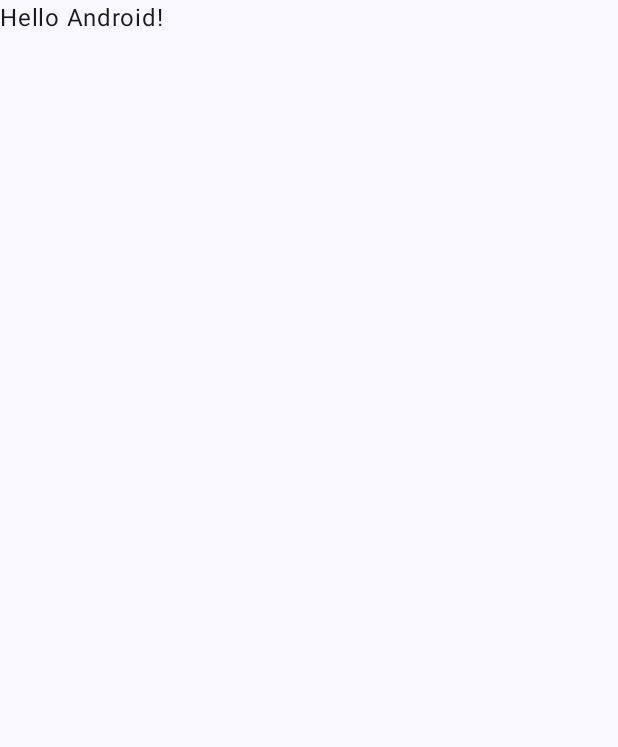
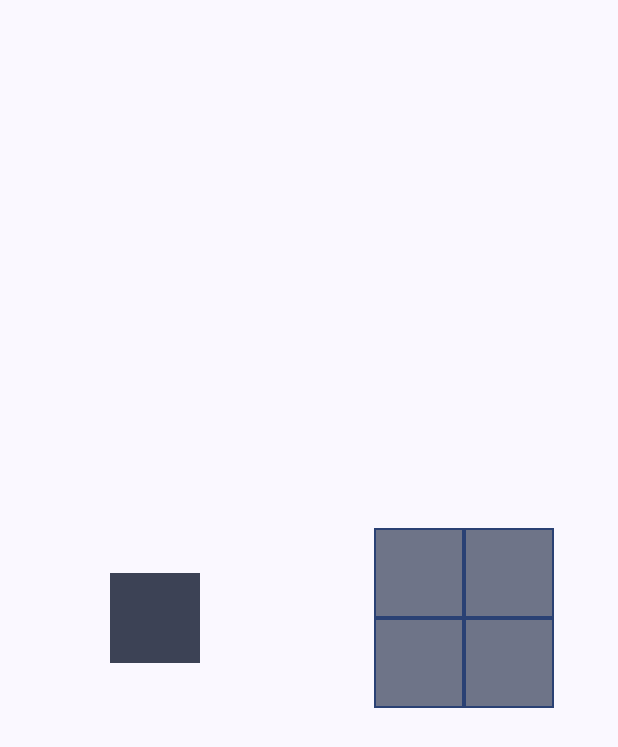
Before and after one commit to andreia-ferreira/Drag-Block, an Android app built with Jetpack Compose: the screen it shows after launch (MainActivity), on a phone screen of 412 x 824 dp. Before the commit the part shown is almost empty. Shown: the top 747 px of the screen. Run offline under Robolectric (Android 15) with nearby library versions, the phone set to English and light mode, and no system bars.

Commit message:
Implement MainScreen with basic drag and reset action

```diff
--- a/app/src/main/java/net/penguin/dragblock/MainActivity.kt
+++ b/app/src/main/java/net/penguin/dragblock/MainActivity.kt
@@ -11,6 +11,7 @@ import androidx.compose.material3.Text
 import androidx.compose.runtime.Composable
 import androidx.compose.ui.Modifier
 import androidx.compose.ui.tooling.preview.Preview
+import net.penguin.dragblock.ui.compose.MainScreen
 import net.penguin.dragblock.ui.theme.DragBlockTheme
 
 class MainActivity : ComponentActivity() {
@@ -20,28 +21,9 @@ class MainActivity : ComponentActivity() {
         setContent {
             DragBlockTheme {
                 Scaffold(modifier = Modifier.fillMaxSize()) { innerPadding ->
-                    Greeting(
-                        name = "Android",
-                        modifier = Modifier.padding(innerPadding)
-                    )
+                    MainScreen(modifier = Modifier.padding(innerPadding))
                 }
             }
         }
     }
 }
-
-@Composable
-fun Greeting(name: String, modifier: Modifier = Modifier) {
-    Text(
-        text = "Hello $name!",
-        modifier = modifier
-    )
-}
-
-@Preview(showBackground = true)
-@Composable
-fun GreetingPreview() {
-    DragBlockTheme {
-        Greeting("Android")
-    }
-}
--- /dev/null
+++ b/app/src/main/java/net/penguin/dragblock/ui/compose/MainScreen.kt
@@ -0,0 +1,144 @@
+package net.penguin.dragblock.ui.compose
+
+import android.R
+import androidx.compose.foundation.background
+import androidx.compose.foundation.border
+import androidx.compose.foundation.gestures.detectDragGestures
+import androidx.compose.foundation.layout.Arrangement
+import androidx.compose.foundation.layout.Box
+import androidx.compose.foundation.layout.Column
+import androidx.compose.foundation.layout.Row
+import androidx.compose.foundation.layout.fillMaxSize
+import androidx.compose.foundation.layout.offset
+import androidx.compose.foundation.layout.size
+import androidx.compose.material3.MaterialTheme
+import androidx.compose.material3.ShapeDefaults
+import androidx.compose.material3.Surface
+import androidx.compose.material3.VerticalDivider
+import androidx.compose.runtime.Composable
+import androidx.compose.runtime.getValue
+import androidx.compose.runtime.mutableStateOf
+import androidx.compose.runtime.remember
+import androidx.compose.runtime.setValue
+import androidx.compose.ui.Alignment
+import androidx.compose.ui.Modifier
+import androidx.compose.ui.geometry.Offset
+import androidx.compose.ui.graphics.RectangleShape
+import androidx.compose.ui.input.pointer.pointerInput
+import androidx.compose.ui.tooling.preview.Preview
+import androidx.compose.ui.unit.IntOffset
+import androidx.compose.ui.unit.dp
+import net.penguin.dragblock.ui.theme.DragBlockTheme
+import net.penguin.dragblock.ui.theme.sizes
+import kotlin.math.roundToInt
+
+
+@Composable
+fun MainScreen(
+    modifier: Modifier = Modifier
+) {
+    var blockOffset by remember { mutableStateOf(Offset.Zero) }
+
+    Surface(modifier.fillMaxSize()) {
+        Row(
+            verticalAlignment = Alignment.CenterVertically
+        ) {
+            Block(
+                modifier = Modifier
+                    .weight(1f)
+                    .fillMaxSize(),
+                currentOffset = blockOffset,
+                onAction = {
+                    when (it) {
+                        BlockAction.OnCancel -> {
+                            blockOffset = Offset.Zero
+                        }
+                        is BlockAction.OnDrag -> {
+                            blockOffset += it.offset
+                        }
+                    }
+                }
+            )
+
+            Grid(
+                modifier = Modifier
+                    .weight(1f)
+                    .fillMaxSize(),
+                size = 2
+            )
+        }
+    }
+}
+
+sealed class BlockAction {
+    data class OnDrag(val offset: Offset): BlockAction()
+    data object OnCancel: BlockAction()
+}
+
+@Composable
+fun Block(
+    modifier: Modifier = Modifier,
+    currentOffset: Offset,
+    onAction: (BlockAction) -> Unit
+) {
+    Box(modifier) {
+        Box(
+            modifier = Modifier
+                .offset { IntOffset(currentOffset.x.roundToInt(), currentOffset.y.roundToInt()) }
+                .background(color = MaterialTheme.colorScheme.secondary)
+                .size(MaterialTheme.sizes.blockSize)
+                .align(Alignment.Center)
+                .pointerInput(Unit) {
+                    detectDragGestures(
+                        onDrag = { change, dragAmount ->
+                            change.consume()
+                            onAction(BlockAction.OnDrag(dragAmount))
+                        },
+                        onDragEnd = {
+                            onAction(BlockAction.OnCancel)
+                        }
+                    )
+                }
+        )
+    }
+}
+
+@Composable
+fun Grid(
+    modifier: Modifier = Modifier,
+    size: Int
+) {
+    Box(modifier) {
+        Column(modifier = Modifier.align(Alignment.Center)) {
+            repeat(size) {
+                Row {
+                    repeat(size) {
+                        Cell()
+                    }
+                }
+            }
+        }
+    }
+}
+
+@Composable
+fun Cell(
+    modifier: Modifier = Modifier
+) {
+    Box(
+        modifier = modifier
+            .background(
+                color = MaterialTheme.colorScheme.secondaryContainer,
+            )
+            .size(MaterialTheme.sizes.blockSize)
+            .border(width = 1.dp, color = MaterialTheme.colorScheme.primary)
+    )
+}
+
+@Preview
+@Composable
+private fun MainScreenPreview() {
+    DragBlockTheme {
+        MainScreen()
+    }
+}
--- /dev/null
+++ b/app/src/main/java/net/penguin/dragblock/ui/theme/Extensions.kt
@@ -0,0 +1,10 @@
+package net.penguin.dragblock.ui.theme
+
+import androidx.compose.material3.MaterialTheme
+import androidx.compose.runtime.Composable
+import androidx.compose.runtime.ReadOnlyComposable
+
+val MaterialTheme.sizes: AppSizes
+    @Composable
+    @ReadOnlyComposable
+    get() = LocalSizes.current
--- /dev/null
+++ b/app/src/main/java/net/penguin/dragblock/ui/theme/Size.kt
@@ -0,0 +1,13 @@
+package net.penguin.dragblock.ui.theme
+
+import androidx.compose.runtime.Immutable
+import androidx.compose.runtime.compositionLocalOf
+import androidx.compose.ui.unit.Dp
+import androidx.compose.ui.unit.dp
+
+@Immutable
+data class AppSizes(
+    val blockSize: Dp = 60.dp
+)
+
+val LocalSizes = compositionLocalOf { AppSizes() }
--- a/app/src/main/java/net/penguin/dragblock/ui/theme/Theme.kt
+++ b/app/src/main/java/net/penguin/dragblock/ui/theme/Theme.kt
@@ -9,6 +9,7 @@ import androidx.compose.material3.dynamicDarkColorScheme
 import androidx.compose.material3.dynamicLightColorScheme
 import androidx.compose.material3.lightColorScheme
 import androidx.compose.runtime.Composable
+import androidx.compose.runtime.CompositionLocalProvider
 import androidx.compose.ui.platform.LocalContext
 
 private val DarkColorScheme = darkColorScheme(
@@ -50,9 +51,13 @@ fun DragBlockTheme(
         else -> LightColorScheme
     }
 
-    MaterialTheme(
-        colorScheme = colorScheme,
-        typography = Typography,
-        content = content
-    )
+    CompositionLocalProvider(
+        LocalSizes provides AppSizes()
+    ) {
+        MaterialTheme(
+            colorScheme = colorScheme,
+            typography = Typography,
+            content = content
+        )
+    }
 }
```
